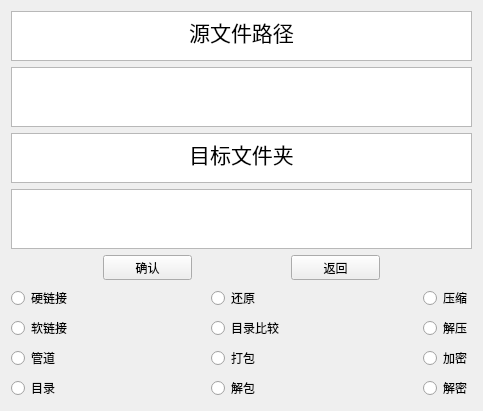
Above: backup.ui from J11111L/data_backup before the change. Below: the same form after it.
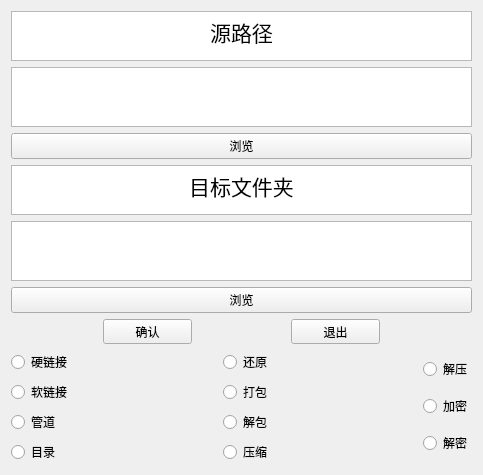
That is the form after the change.

```diff
--- a/backup.ui
+++ b/backup.ui
@@ -44,7 +44,7 @@
 &lt;html&gt;&lt;head&gt;&lt;meta name=&quot;qrichtext&quot; content=&quot;1&quot; /&gt;&lt;style type=&quot;text/css&quot;&gt;
 p, li { white-space: pre-wrap; }
 &lt;/style&gt;&lt;/head&gt;&lt;body style=&quot; font-family:'Ubuntu'; font-size:11pt; font-weight:400; font-style:normal;&quot;&gt;
-&lt;p align=&quot;center&quot; style=&quot; margin-top:0px; margin-bottom:0px; margin-left:0px; margin-right:0px; -qt-block-indent:0; text-indent:0px;&quot;&gt;&lt;span style=&quot; font-size:16pt;&quot;&gt;源文件路径&lt;/span&gt;&lt;/p&gt;&lt;/body&gt;&lt;/html&gt;</string>
+&lt;p align=&quot;center&quot; style=&quot; margin-top:0px; margin-bottom:0px; margin-left:0px; margin-right:0px; -qt-block-indent:0; text-indent:0px;&quot;&gt;&lt;span style=&quot; font-size:16pt;&quot;&gt;源路径&lt;/span&gt;&lt;/p&gt;&lt;/body&gt;&lt;/html&gt;</string>
     </property>
    </widget>
   </item>
@@ -59,6 +59,13 @@
     </property>
    </widget>
   </item>
+  <item>
+   <widget class="QPushButton" name="browseSourceButton">
+    <property name="text">
+     <string>浏览</string>
+    </property>
+   </widget>
+  </item>
   
   <item>
    <widget class="QTextBrowser" name="textBrowser_2">
@@ -98,6 +105,13 @@
     </property>
    </widget>
   </item>
+  <item>
+   <widget class="QPushButton" name="browseTargetButton">
+    <property name="text">
+     <string>浏览</string>
+    </property>
+   </widget>
+  </item>
   
   <item>
    <layout class="QHBoxLayout" name="horizontalLayout_buttons">
@@ -152,7 +166,7 @@
        </size>
       </property>
       <property name="text">
-       <string>返回</string>
+       <string>退出</string>
       </property>
      </widget>
     </item>
@@ -234,24 +248,24 @@
       <item>
        <widget class="QRadioButton" name="radioButton_6">
         <property name="text">
-         <string>目录比较</string>
-        </property>
-       </widget>
-      </item>
-      <item>
-       <widget class="QRadioButton" name="radioButton_7">
-        <property name="text">
          <string>打包</string>
         </property>
        </widget>
       </item>
       <item>
-       <widget class="QRadioButton" name="radioButton_8">
+       <widget class="QRadioButton" name="radioButton_7">
         <property name="text">
          <string>解包</string>
         </property>
        </widget>
       </item>
+      <item>
+       <widget class="QRadioButton" name="radioButton_8">
+        <property name="text">
+         <string>压缩</string>
+        </property>
+       </widget>
+      </item>
      </layout>
     </item>
     
@@ -274,26 +288,19 @@
       <item>
        <widget class="QRadioButton" name="radioButton_9">
         <property name="text">
-         <string>压缩</string>
-        </property>
-       </widget>
-      </item>
-      <item>
-       <widget class="QRadioButton" name="radioButton_10">
-        <property name="text">
          <string>解压</string>
         </property>
        </widget>
       </item>
       <item>
-       <widget class="QRadioButton" name="radioButton_11">
+       <widget class="QRadioButton" name="radioButton_10">
         <property name="text">
          <string>加密</string>
         </property>
        </widget>
       </item>
       <item>
-       <widget class="QRadioButton" name="radioButton_12">
+       <widget class="QRadioButton" name="radioButton_11">
         <property name="text">
          <string>解密</string>
         </property>
```
Left out of the diff: 4 changed lines with no effect on the pictures.
